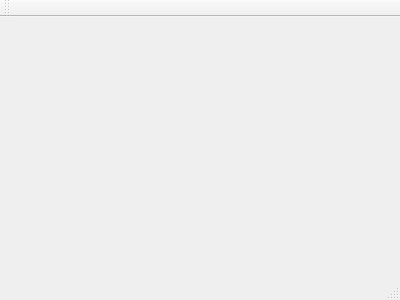
zhiliao007/Weatherclock_stm32, file weather_clock_app/mainwindow.ui: the form before one commit.
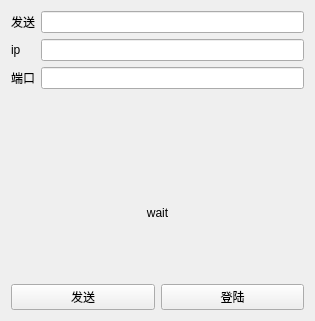
The form after the commit.

Diff of the .ui file:
```diff
--- a/weather_clock_app/mainwindow.ui
+++ b/weather_clock_app/mainwindow.ui
@@ -1,24 +1,86 @@
 <ui version="4.0">
  <class>MainWindow</class>
- <widget class="QMainWindow" name="MainWindow" >
-  <property name="geometry" >
+ <widget class="QMainWindow" name="MainWindow">
+  <property name="geometry">
    <rect>
     <x>0</x>
     <y>0</y>
-    <width>400</width>
-    <height>300</height>
+    <width>315</width>
+    <height>321</height>
    </rect>
   </property>
   <property name="windowTitle" >
    <string>MainWindow</string>
   </property>
-  <widget class="QMenuBar" name="menuBar" />
-  <widget class="QToolBar" name="mainToolBar" />
-  <widget class="QWidget" name="centralWidget" />
-  <widget class="QStatusBar" name="statusBar" />
+  <widget class="QWidget" name="centralWidget">
+   <layout class="QGridLayout" name="gridLayout">
+    <item row="0" column="0">
+     <layout class="QVBoxLayout" name="verticalLayout">
+      <item>
+       <layout class="QFormLayout" name="formLayout">
+        <item row="0" column="0">
+         <widget class="QLabel" name="label">
+          <property name="text">
+           <string>发送</string>
+          </property>
+         </widget>
+        </item>
+        <item row="0" column="1">
+         <widget class="QLineEdit" name="lineEdit_username"/>
+        </item>
+        <item row="1" column="0">
+         <widget class="QLabel" name="label_3">
+          <property name="text">
+           <string>ip</string>
+          </property>
+         </widget>
+        </item>
+        <item row="1" column="1">
+         <widget class="QLineEdit" name="lineEdit_ip"/>
+        </item>
+        <item row="2" column="0">
+         <widget class="QLabel" name="label_4">
+          <property name="text">
+           <string>端口</string>
+          </property>
+         </widget>
+        </item>
+        <item row="2" column="1">
+         <widget class="QLineEdit" name="lineEdit_duankou"/>
+        </item>
+       </layout>
+      </item>
+      <item>
+       <widget class="QLabel" name="messageLabel">
+        <property name="text">
+         <string>&lt;html&gt;&lt;head/&gt;&lt;body&gt;&lt;p align=&quot;center&quot;&gt;wait&lt;/p&gt;&lt;/body&gt;&lt;/html&gt;</string>
+        </property>
+       </widget>
+      </item>
+      <item>
+       <layout class="QHBoxLayout" name="horizontalLayout">
+        <item>
+         <widget class="QPushButton" name="pushButton_send">
+          <property name="text">
+           <string>发送</string>
+          </property>
+         </widget>
+        </item>
+        <item>
+         <widget class="QPushButton" name="pushButton_login">
+          <property name="text">
+           <string>登陆</string>
+          </property>
+         </widget>
+        </item>
+       </layout>
+      </item>
+     </layout>
+    </item>
+   </layout>
+  </widget>
  </widget>
- <layoutDefault spacing="6" margin="11" />
- <pixmapfunction></pixmapfunction>
+ <layoutdefault spacing="6" margin="11"/>
  <resources/>
  <connections/>
 </ui>
```
Left out of the diff: 5 changed lines with no effect on the pictures.
